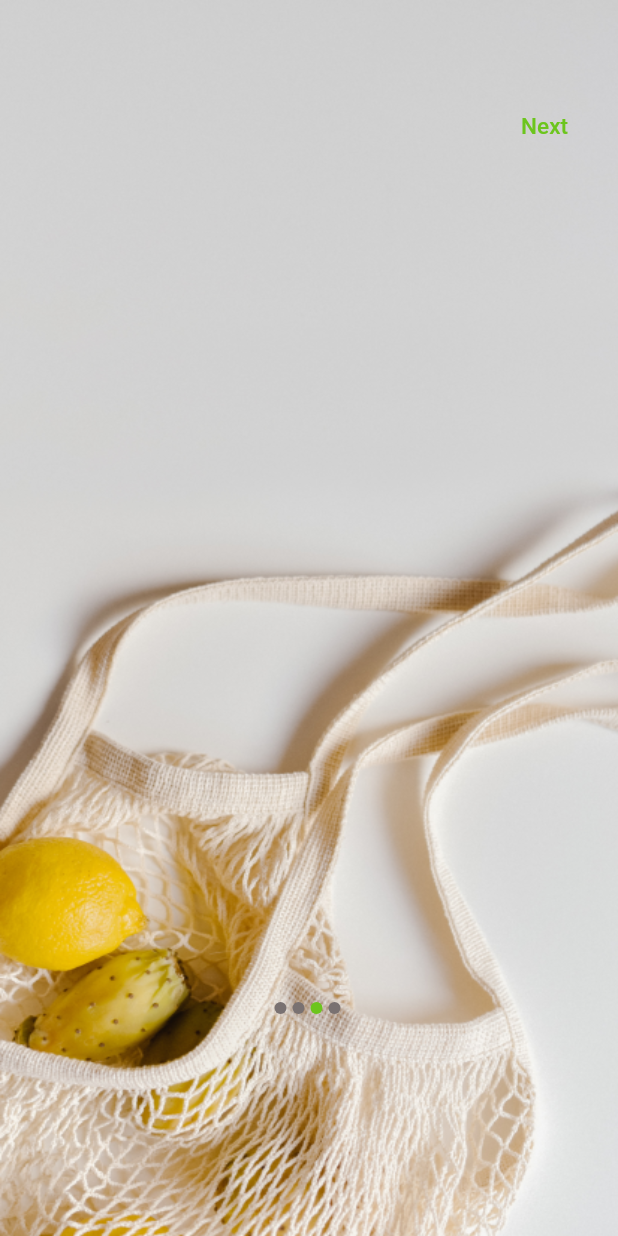
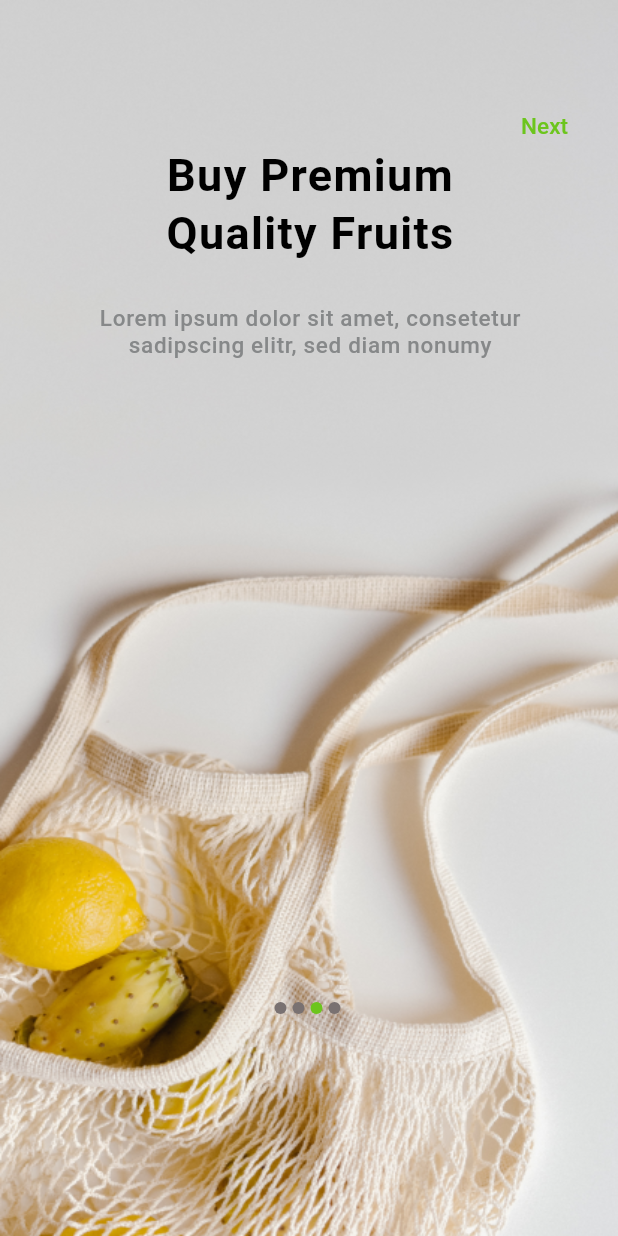
Before and after one commit to Karim-Monir/challenge-2, a Flutter app: the screen it shows after launch, swiped to page 3, on a phone screen of 412 x 824 dp. Run offline on Flutter 3.47's test engine with Material 2 defaults, Android fonts, the phone set to English and light mode, and no system bars; drawn by our look-alikes of smooth_page_indicator; Roboto replaces fonts that are missing (Poppins).

Commit message:
The rest of on boarding screens almost done

```diff
--- a/lib/ui/screens/splash_screen/splash_pages/third_page.dart
+++ b/lib/ui/screens/splash_screen/splash_pages/third_page.dart
@@ -10,7 +10,9 @@ class ThirdSplashPage extends StatefulWidget {
 class _ThirdSplashPageState extends State<ThirdSplashPage> {
   @override
   Widget build(BuildContext context) {
-    return Container(
+    return Stack(
+      children: [
+        Container(
           width: 430,
           height: 932,
           decoration: const BoxDecoration(
@@ -19,6 +21,46 @@ class _ThirdSplashPageState extends State<ThirdSplashPage> {
               fit: BoxFit.fill,
             ),
           ),
+        ),
+        const Positioned(
+            top: 96,
+            left: 48,
+            right: 46,
+            child: SizedBox(
+              width: 320,
+              height: 90,
+              child: Text(
+                'Buy Premium\nQuality Fruits',
+                textAlign: TextAlign.center,
+                style: TextStyle(
+                  color: Colors.black,
+                  fontSize: 30,
+                  fontFamily: 'Poppins',
+                  fontWeight: FontWeight.w700,
+                  height: 1.30,
+                  letterSpacing: 0.90,
+                ),
+              ),
+            )),
+            const Positioned(
+            top: 203,
+            left: 47,
+            right: 45,
+            child: SizedBox(
+                width: 320,
+                height: 90,
+                child: Text(
+                  'Lorem ipsum dolor sit amet, consetetur \nsadipscing elitr, sed diam nonumy',
+                  textAlign: TextAlign.center,
+                  style: TextStyle(
+                    color: Color(0xFF868889),
+                    fontSize: 15,
+                    fontFamily: 'Poppins',
+                    fontWeight: FontWeight.w500,
+                    letterSpacing: 0.45,
+                  ),
+                )))
+      ],
     );
   }
 }
```
Also changed, not shown: lib/ui/screens/splash_screen/splash_pages/forth_page.dart (+42 -1 lines), lib/ui/screens/splash_screen/splash_pages/second_page.dart (+38 -0 lines). Lines whose indentation alone changed are shown as unchanged.
